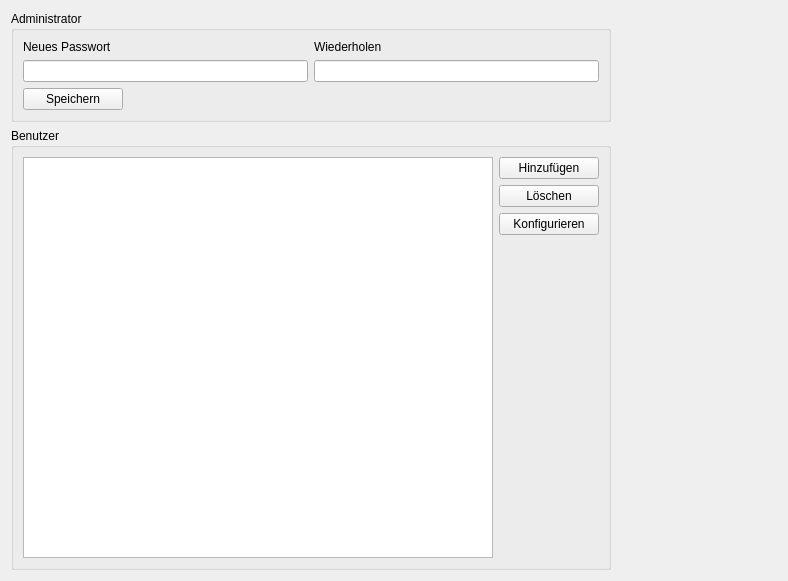
The window that ui/qmamssettingswidget.ui (Christian-Kr/QualificationMatrix) describes before a commit, drawn with Qt 5.
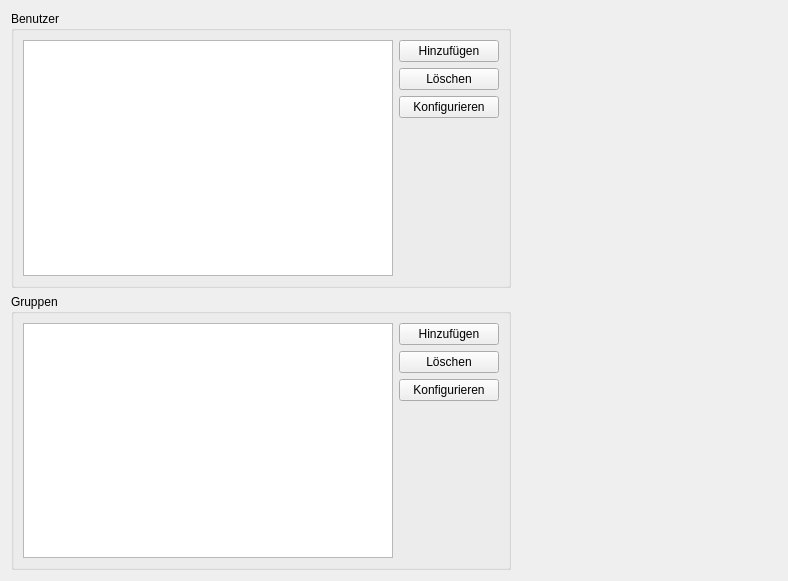
The same window after the commit.

```diff
--- a/ui/qmamssettingswidget.ui
+++ b/ui/qmamssettingswidget.ui
@@ -13,100 +13,19 @@
   <property name="windowTitle">
    <string>Form</string>
   </property>
-  <layout class="QGridLayout" name="gridLayout_3">
+  <layout class="QGridLayout" name="gridLayout">
    <item row="0" column="0">
     <layout class="QHBoxLayout" name="horizontalLayout_3">
      <item>
       <layout class="QVBoxLayout" name="verticalLayout_5">
-       <item>
-        <widget class="QGroupBox" name="groupBox">
-         <property name="maximumSize">
-          <size>
-           <width>600</width>
-           <height>16777215</height>
-          </size>
-         </property>
-         <property name="title">
-          <string>Administrator</string>
-         </property>
-         <layout class="QGridLayout" name="gridLayout">
-          <item row="1" column="0" colspan="2">
-           <layout class="QHBoxLayout" name="horizontalLayout">
-            <item>
-             <widget class="QPushButton" name="pbSaveNewPassword">
-              <property name="minimumSize">
-               <size>
-                <width>100</width>
-                <height>0</height>
-               </size>
-              </property>
-              <property name="text">
-               <string>Speichern</string>
-              </property>
-             </widget>
-            </item>
-            <item>
-             <spacer name="horizontalSpacer">
-              <property name="orientation">
-               <enum>Qt::Horizontal</enum>
-              </property>
-              <property name="sizeHint" stdset="0">
-               <size>
-                <width>478</width>
-                <height>20</height>
-               </size>
-              </property>
-             </spacer>
-            </item>
-           </layout>
-          </item>
-          <item row="0" column="0">
-           <layout class="QVBoxLayout" name="verticalLayout">
-            <item>
-             <widget class="QLabel" name="label_2">
-              <property name="text">
-               <string>Neues Passwort</string>
-              </property>
-             </widget>
-            </item>
-            <item>
-             <widget class="QLineEdit" name="lineEdit">
-              <property name="echoMode">
-               <enum>QLineEdit::Password</enum>
-              </property>
-              <property name="clearButtonEnabled">
-               <bool>true</bool>
-              </property>
-             </widget>
-            </item>
-           </layout>
-          </item>
-          <item row="0" column="1">
-           <layout class="QVBoxLayout" name="verticalLayout_2">
-            <item>
-             <widget class="QLabel" name="label_3">
-              <property name="text">
-               <string>Wiederholen</string>
-              </property>
-             </widget>
-            </item>
-            <item>
-             <widget class="QLineEdit" name="lineEdit_2">
-              <property name="echoMode">
-               <enum>QLineEdit::Password</enum>
-              </property>
-              <property name="clearButtonEnabled">
-               <bool>true</bool>
-              </property>
-             </widget>
-            </item>
-           </layout>
-          </item>
-         </layout>
-        </widget>
-       </item>
        <item>
         <widget class="QGroupBox" name="groupBox_2">
+         <property name="minimumSize">
+          <size>
+           <width>500</width>
+           <height>0</height>
+          </size>
+         </property>
          <property name="maximumSize">
           <size>
            <width>600</width>
@@ -187,6 +106,94 @@
          </layout>
         </widget>
        </item>
+       <item>
+        <widget class="QGroupBox" name="groupBox_3">
+         <property name="minimumSize">
+          <size>
+           <width>500</width>
+           <height>0</height>
+          </size>
+         </property>
+         <property name="maximumSize">
+          <size>
+           <width>600</width>
+           <height>16777215</height>
+          </size>
+         </property>
+         <property name="title">
+          <string>Gruppen</string>
+         </property>
+         <layout class="QGridLayout" name="gridLayout_3">
+          <item row="0" column="0">
+           <layout class="QHBoxLayout" name="horizontalLayout_4">
+            <item>
+             <layout class="QVBoxLayout" name="verticalLayout_6">
+              <item>
+               <widget class="QListView" name="lvGroup"/>
+              </item>
+             </layout>
+            </item>
+            <item>
+             <layout class="QVBoxLayout" name="verticalLayout_7">
+              <item>
+               <widget class="QPushButton" name="pbAddGroup">
+                <property name="minimumSize">
+                 <size>
+                  <width>100</width>
+                  <height>0</height>
+                 </size>
+                </property>
+                <property name="text">
+                 <string>Hinzufügen</string>
+                </property>
+               </widget>
+              </item>
+              <item>
+               <widget class="QPushButton" name="pbRemoveGroup">
+                <property name="minimumSize">
+                 <size>
+                  <width>100</width>
+                  <height>0</height>
+                 </size>
+                </property>
+                <property name="text">
+                 <string>Löschen</string>
+                </property>
+               </widget>
+              </item>
+              <item>
+               <widget class="QPushButton" name="pbConfigGroup">
+                <property name="minimumSize">
+                 <size>
+                  <width>100</width>
+                  <height>0</height>
+                 </size>
+                </property>
+                <property name="text">
+                 <string>Konfigurieren</string>
+                </property>
+               </widget>
+              </item>
+              <item>
+               <spacer name="verticalSpacer_2">
+                <property name="orientation">
+                 <enum>Qt::Vertical</enum>
+                </property>
+                <property name="sizeHint" stdset="0">
+                 <size>
+                  <width>20</width>
+                  <height>40</height>
+                 </size>
+                </property>
+               </spacer>
+              </item>
+             </layout>
+            </item>
+           </layout>
+          </item>
+         </layout>
+        </widget>
+       </item>
       </layout>
      </item>
      <item>
```
Left out of the diff: 109 changed lines with no effect on the pictures.
